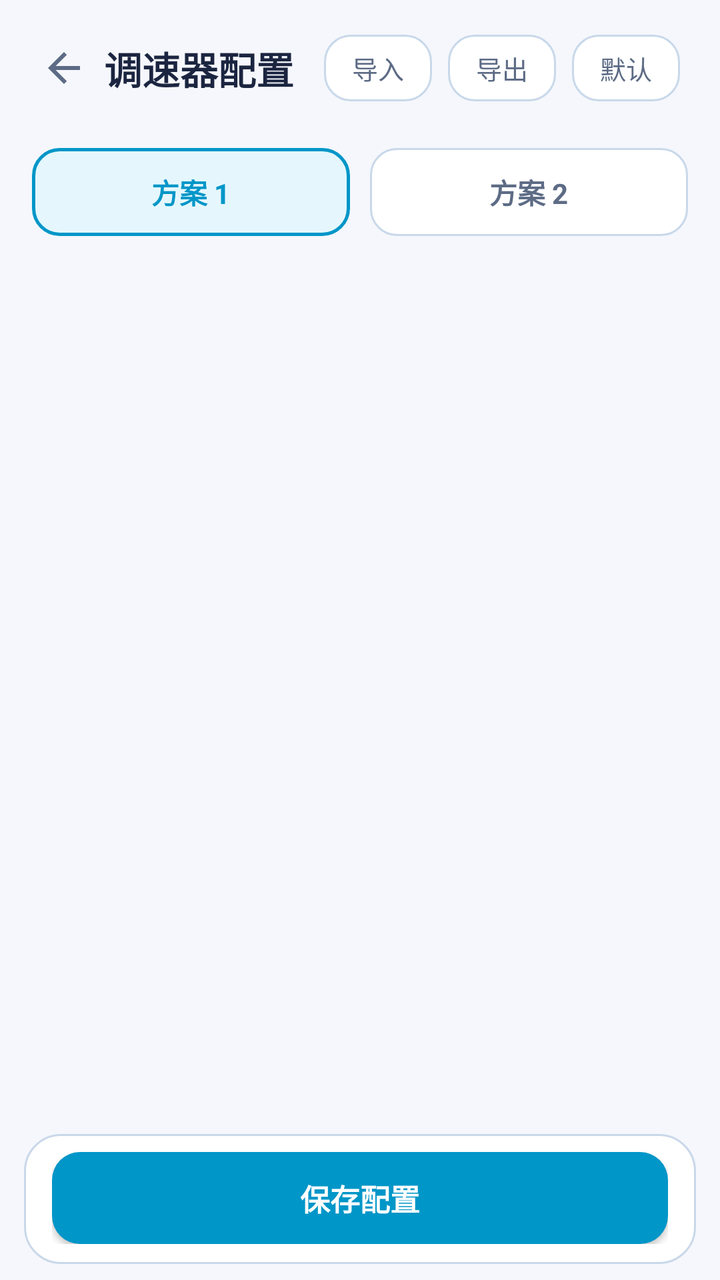
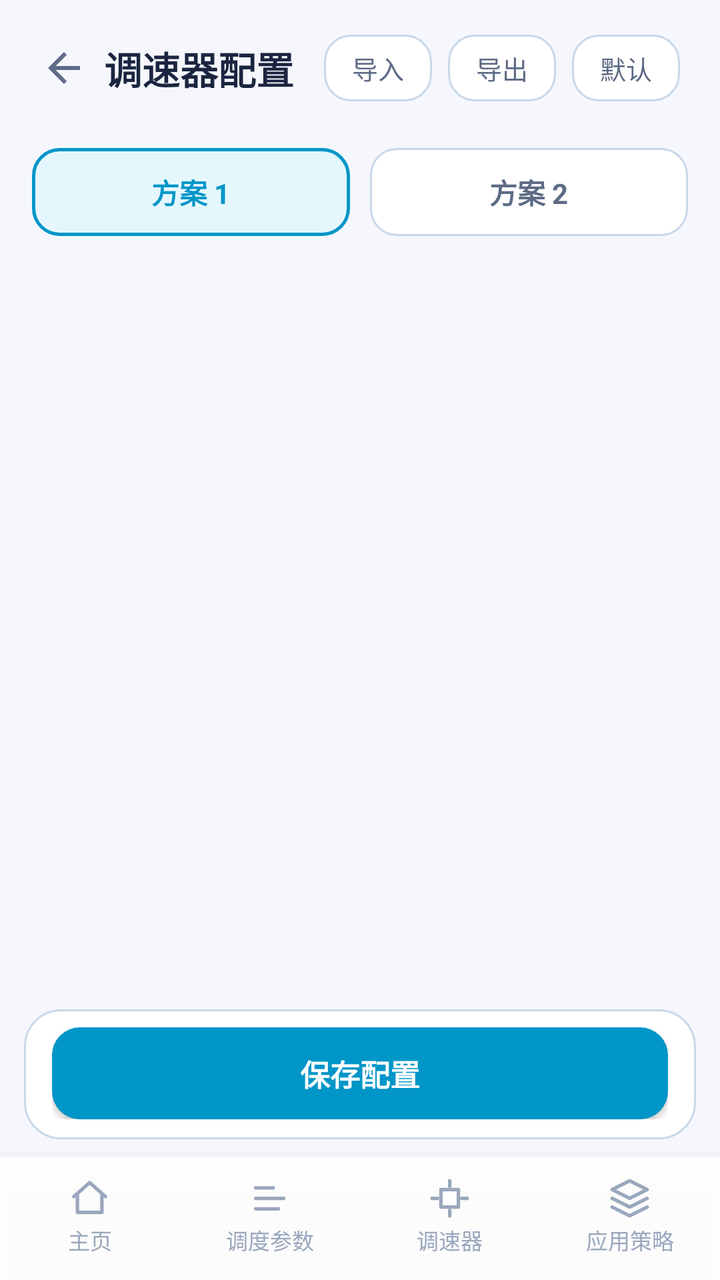

The first picture is an Android layout as it rendered before a commit; the second is the same layout after the commit. The layout source and the unified diff follow.
<!-- AndroidManifest.xml: application theme AppTheme -->
<!-- res/layout/activity_governor.xml -->
<?xml version="1.0" encoding="utf-8"?>
<LinearLayout xmlns:android="http://schemas.android.com/apk/res/android"
    android:layout_width="match_parent"
    android:layout_height="match_parent"
    android:orientation="vertical">

    <LinearLayout
        android:layout_width="match_parent"
        android:layout_height="wrap_content"
        android:orientation="horizontal"
        android:gravity="center_vertical"
        android:paddingStart="12dp"
        android:paddingEnd="20dp"
        android:paddingTop="14dp"
        android:paddingBottom="10dp">

        <ImageView
            android:id="@+id/btnBack"
            android:layout_width="40dp"
            android:layout_height="40dp"
            android:padding="8dp"
            android:src="@drawable/ic_back"
            android:background="?android:attr/selectableItemBackgroundBorderless"
            android:contentDescription="返回" />

        <TextView
            android:layout_width="0dp"
            android:layout_height="wrap_content"
            android:layout_weight="1"
            android:text="调速器配置"
            android:textColor="@color/textPrimary"
            android:textSize="19sp"
            android:textStyle="bold" />

        <TextView
            android:id="@+id/btnImport"
            android:layout_width="wrap_content"
            android:layout_height="wrap_content"
            android:layout_marginEnd="8dp"
            android:background="@drawable/bg_tab"
            android:paddingStart="14dp"
            android:paddingEnd="14dp"
            android:paddingTop="7dp"
            android:paddingBottom="7dp"
            android:text="导入"
            android:textColor="@color/textSecondary"
            android:textSize="13sp" />

        <TextView
            android:id="@+id/btnExport"
            android:layout_width="wrap_content"
            android:layout_height="wrap_content"
            android:layout_marginEnd="8dp"
            android:background="@drawable/bg_tab"
            android:paddingStart="14dp"
            android:paddingEnd="14dp"
            android:paddingTop="7dp"
            android:paddingBottom="7dp"
            android:text="导出"
            android:textColor="@color/textSecondary"
            android:textSize="13sp" />

        <TextView
            android:id="@+id/btnReset"
            android:layout_width="wrap_content"
            android:layout_height="wrap_content"
            android:background="@drawable/bg_tab"
            android:paddingStart="14dp"
            android:paddingEnd="14dp"
            android:paddingTop="7dp"
            android:paddingBottom="7dp"
            android:text="默认"
            android:textColor="@color/textSecondary"
            android:textSize="13sp" />
    </LinearLayout>

    
    <LinearLayout
        android:layout_width="match_parent"
        android:layout_height="wrap_content"
        android:orientation="horizontal"
        android:layout_marginStart="16dp"
        android:layout_marginEnd="16dp"
        android:layout_marginTop="10dp">

        <TextView
            android:id="@+id/tabA"
            android:layout_width="0dp"
            android:layout_height="44dp"
            android:layout_weight="1"
            android:gravity="center"
            android:background="@drawable/bg_tab_sel"
            android:text="方案 1"
            android:textColor="@color/accent"
            android:textSize="14sp"
            android:textStyle="bold" />

        <View
            android:layout_width="10dp"
            android:layout_height="1dp" />

        <TextView
            android:id="@+id/tabB"
            android:layout_width="0dp"
            android:layout_height="44dp"
            android:layout_weight="1"
            android:gravity="center"
            android:background="@drawable/bg_tab"
            android:text="方案 2"
            android:textColor="@color/textSecondary"
            android:textSize="14sp"
            android:textStyle="bold" />
    </LinearLayout>

    <ScrollView
        android:layout_width="match_parent"
        android:layout_height="0dp"
        android:layout_weight="1"
        android:scrollbars="none">

        <LinearLayout
            android:id="@+id/modesContainer"
            android:layout_width="match_parent"
            android:layout_height="wrap_content"
            android:orientation="vertical"
            android:paddingStart="16dp"
            android:paddingEnd="16dp"
            android:paddingTop="14dp"
            android:paddingBottom="24dp" />
    </ScrollView>

    
    <LinearLayout
        android:layout_width="match_parent"
        android:layout_height="wrap_content"
        android:layout_marginStart="12dp"
        android:layout_marginEnd="12dp"
        android:layout_marginBottom="8dp"
        android:orientation="horizontal"
        android:gravity="center_vertical"
        android:paddingStart="14dp"
        android:paddingEnd="14dp"
        android:paddingTop="9dp"
        android:paddingBottom="10dp"
        android:background="@drawable/bg_card">

        <Button
            android:id="@+id/saveBtn"
            android:layout_width="match_parent"
            android:layout_height="46dp"
            android:background="@drawable/btn_primary"
            android:text="保存配置"
            android:textColor="#FFFFFF"
            android:textSize="15sp"
            android:textStyle="bold" />
    </LinearLayout>
</LinearLayout>
<!-- resources referenced by this layout -->
<resources>
  <color name="accent">#0096C8</color>
  <color name="textPrimary">#1B2540</color>
  <color name="textSecondary">#5D6B85</color>
  <!-- drawable bg_card (drawable) -->
  <?xml version="1.0" encoding="utf-8"?>
  <shape xmlns:android="http://schemas.android.com/apk/res/android">
      <solid android:color="@color/bgCard" />
      <corners android:radius="18dp" />
      <stroke android:width="1dp" android:color="@color/bgCardStroke" />
  </shape>
  <!-- drawable bg_tab (drawable) -->
  <?xml version="1.0" encoding="utf-8"?>
  <shape xmlns:android="http://schemas.android.com/apk/res/android">
      <solid android:color="@color/bgCard" />
      <corners android:radius="13dp" />
      <stroke android:width="1dp" android:color="@color/bgCardStroke" />
  </shape>
  <!-- drawable bg_tab_sel (drawable) -->
  <?xml version="1.0" encoding="utf-8"?>
  <shape xmlns:android="http://schemas.android.com/apk/res/android">
      <solid android:color="@color/accentSoft" />
      <corners android:radius="13dp" />
      <stroke android:width="1.5dp" android:color="@color/accent" />
  </shape>
  <!-- drawable btn_primary (drawable) -->
  <?xml version="1.0" encoding="utf-8"?>
  <shape xmlns:android="http://schemas.android.com/apk/res/android">
      <solid android:color="@color/accent" />
      <corners android:radius="14dp" />
  </shape>
  <color name="bgCard">#FFFFFF</color>
  <color name="bgCardStroke">#C9D8EA</color>
  <color name="accentSoft">#E5F7FD</color>
  <color name="bg">#F5F7FC</color>
  <color name="textDim">#9AA7BD</color>
  <!-- unchanged entries left out for length: 2 -->
</resources>

<!-- the commit's change to res/layout/activity_governor.xml (unified diff, before → after) -->
@@ -154,4 +154,150 @@
             android:textSize="15sp"
             android:textStyle="bold" />
     </LinearLayout>
+
+    
+    <include layout="@layout/view_bottom_nav" />
 </LinearLayout>
+<!-- res/layout/view_bottom_nav.xml (included above) -->
+<?xml version="1.0" encoding="utf-8"?>
+<LinearLayout xmlns:android="http://schemas.android.com/apk/res/android"
+    android:id="@+id/bottomNav"
+    android:layout_width="match_parent"
+    android:layout_height="wrap_content"
+    android:orientation="vertical"
+    android:background="#F2FFFFFF"
+    android:elevation="8dp">
+
+    <View
+        android:layout_width="match_parent"
+        android:layout_height="1dp"
+        android:background="@color/divider" />
+
+    <LinearLayout
+        android:layout_width="match_parent"
+        android:layout_height="wrap_content"
+        android:orientation="horizontal"
+        android:paddingTop="8dp"
+        android:paddingBottom="10dp">
+
+        
+        <LinearLayout
+            android:id="@+id/navHome"
+            android:layout_width="0dp"
+            android:layout_height="wrap_content"
+            android:layout_weight="1"
+            android:orientation="vertical"
+            android:gravity="center"
+            android:clickable="true"
+            android:focusable="true"
+            android:paddingTop="2dp"
+            android:paddingBottom="2dp">
+
+            <ImageView
+                android:id="@+id/navHomeIcon"
+                android:layout_width="21dp"
+                android:layout_height="21dp"
+                android:src="@drawable/ic_nav_home"
+                android:contentDescription="主页" />
+
+            <TextView
+                android:id="@+id/navHomeText"
+                android:layout_width="wrap_content"
+                android:layout_height="wrap_content"
+                android:layout_marginTop="2dp"
+                android:text="主页"
+                android:textColor="@color/textDim"
+                android:textSize="11sp" />
+        </LinearLayout>
+
+        
+        <LinearLayout
+            android:id="@+id/navSchedule"
+            android:layout_width="0dp"
+            android:layout_height="wrap_content"
+            android:layout_weight="1"
+            android:orientation="vertical"
+            android:gravity="center"
+            android:clickable="true"
+            android:focusable="true"
+            android:paddingTop="2dp"
+            android:paddingBottom="2dp">
+
+            <ImageView
+                android:id="@+id/navScheduleIcon"
+                android:layout_width="21dp"
+                android:layout_height="21dp"
+                android:src="@drawable/ic_nav_schedule"
+                android:contentDescription="调度参数" />
+
+            <TextView
+                android:id="@+id/navScheduleText"
+                android:layout_width="wrap_content"
+                android:layout_height="wrap_content"
+                android:layout_marginTop="2dp"
+                android:text="调度参数"
+                android:textColor="@color/textDim"
+                android:textSize="11sp" />
+        </LinearLayout>
+
+        
+        <LinearLayout
+            android:id="@+id/navGovernor"
+            android:layout_width="0dp"
+            android:layout_height="wrap_content"
+            android:layout_weight="1"
+            android:orientation="vertical"
+            android:gravity="center"
+            android:clickable="true"
+            android:focusable="true"
+            android:paddingTop="2dp"
+            android:paddingBottom="2dp">
+
+            <ImageView
+                android:id="@+id/navGovernorIcon"
+                android:layout_width="21dp"
+                android:layout_height="21dp"
+                android:src="@drawable/ic_nav_governor"
+                android:contentDescription="调速器" />
+
+            <TextView
+                android:id="@+id/navGovernorText"
+                android:layout_width="wrap_content"
+                android:layout_height="wrap_content"
+                android:layout_marginTop="2dp"
+                android:text="调速器"
+                android:textColor="@color/textDim"
+                android:textSize="11sp" />
+        </LinearLayout>
+
+        
+        <LinearLayout
+            android:id="@+id/navMode"
+            android:layout_width="0dp"
+            android:layout_height="wrap_content"
+            android:layout_weight="1"
+            android:orientation="vertical"
+            android:gravity="center"
+            android:clickable="true"
+            android:focusable="true"
+            android:paddingTop="2dp"
+            android:paddingBottom="2dp">
+
+            <ImageView
+                android:id="@+id/navModeIcon"
+                android:layout_width="21dp"
+                android:layout_height="21dp"
+                android:src="@drawable/ic_nav_mode"
+                android:contentDescription="应用策略" />
+
+            <TextView
+                android:id="@+id/navModeText"
+                android:layout_width="wrap_content"
+                android:layout_height="wrap_content"
+                android:layout_marginTop="2dp"
+                android:text="应用策略"
+                android:textColor="@color/textDim"
+                android:textSize="11sp" />
+        </LinearLayout>
+    </LinearLayout>
+</LinearLayout>
<!-- resource entries referenced after the edit -->
@@ -1,6 +1,7 @@
 <!-- resources referenced by this layout -->
 <resources>
   <color name="accent">#0096C8</color>
+  <color name="divider">#EFF2F8</color>
   <color name="textPrimary">#1B2540</color>
   <color name="textSecondary">#5D6B85</color>
   <!-- drawable bg_card (drawable) -->
@@ -30,6 +31,54 @@
       <solid android:color="@color/accent" />
       <corners android:radius="14dp" />
   </shape>
+  <!-- drawable ic_nav_governor (drawable) -->
+  <?xml version="1.0" encoding="utf-8"?>
+  <vector xmlns:android="http://schemas.android.com/apk/res/android"
+      android:width="21dp" android:height="21dp"
+      android:viewportWidth="24" android:viewportHeight="24">
+      <path android:fillColor="#00000000"
+          android:strokeColor="#9AA7BD"
+          android:strokeWidth="2"
+          android:strokeLineCap="round"
+          android:strokeLineJoin="round"
+          android:pathData="M7,7 L17,7 L17,17 L7,17 Z M12,2 L12,5 M12,19 L12,22 M2,12 L5,12 M19,12 L22,12" />
+  </vector>
+  <!-- drawable ic_nav_home (drawable) -->
+  <?xml version="1.0" encoding="utf-8"?>
+  <vector xmlns:android="http://schemas.android.com/apk/res/android"
+      android:width="21dp" android:height="21dp"
+      android:viewportWidth="24" android:viewportHeight="24">
+      <path android:fillColor="#00000000"
+          android:strokeColor="#9AA7BD"
+          android:strokeWidth="2"
+          android:strokeLineCap="round"
+          android:strokeLineJoin="round"
+          android:pathData="M3,11 L12,3 L21,11 M5,10 L5,20 L19,20 L19,10" />
+  </vector>
+  <!-- drawable ic_nav_mode (drawable) -->
+  <?xml version="1.0" encoding="utf-8"?>
+  <vector xmlns:android="http://schemas.android.com/apk/res/android"
+      android:width="21dp" android:height="21dp"
+      android:viewportWidth="24" android:viewportHeight="24">
+      <path android:fillColor="#00000000"
+          android:strokeColor="#9AA7BD"
+          android:strokeWidth="2"
+          android:strokeLineCap="round"
+          android:strokeLineJoin="round"
+          android:pathData="M12,2 L2,7 L12,12 L22,7 Z M2,17 L12,22 L22,17 M2,12 L12,17 L22,12" />
+  </vector>
+  <!-- drawable ic_nav_schedule (drawable) -->
+  <?xml version="1.0" encoding="utf-8"?>
+  <vector xmlns:android="http://schemas.android.com/apk/res/android"
+      android:width="21dp" android:height="21dp"
+      android:viewportWidth="24" android:viewportHeight="24">
+      <path android:fillColor="#00000000"
+          android:strokeColor="#9AA7BD"
+          android:strokeWidth="2"
+          android:strokeLineCap="round"
+          android:strokeLineJoin="round"
+          android:pathData="M4,6 L14,6 M4,12 L20,12 M4,18 L17,18" />
+  </vector>
   <color name="bgCard">#FFFFFF</color>
   <color name="bgCardStroke">#C9D8EA</color>
   <color name="accentSoft">#E5F7FD</color>
